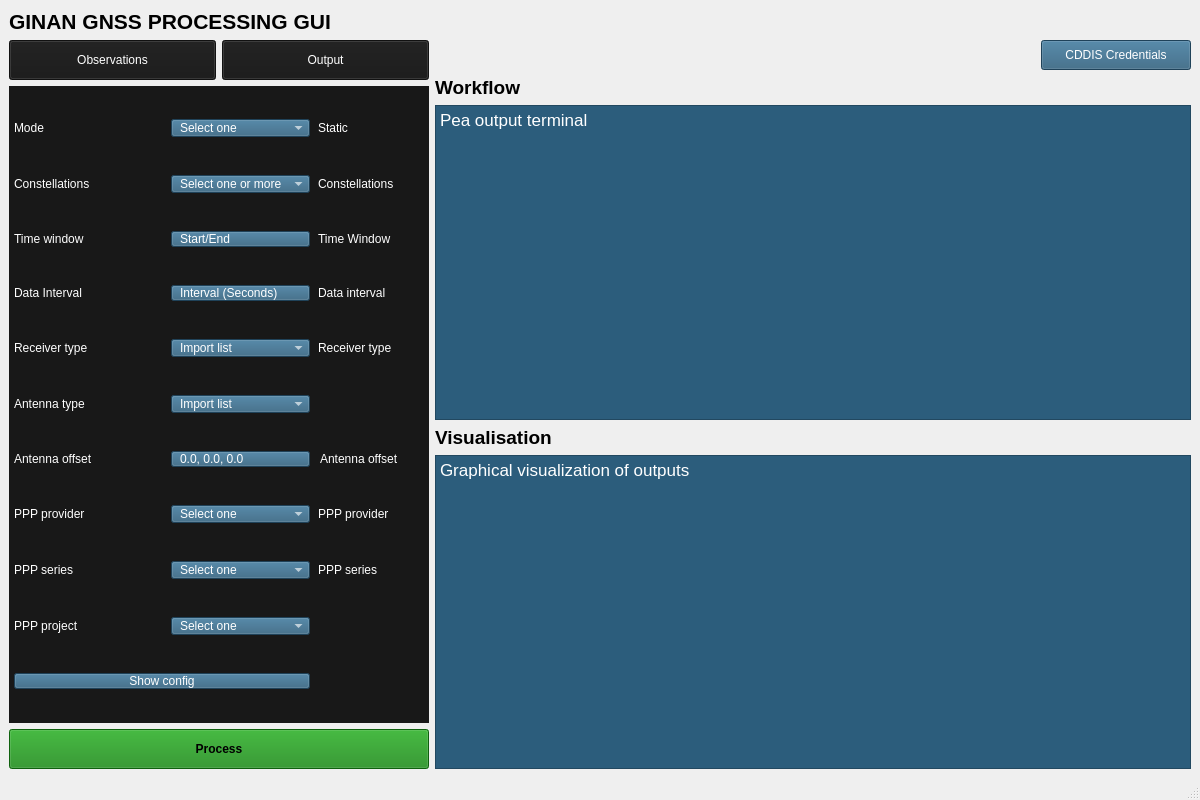
First picture: the form in app/views/main_window.ui, repository SamGreenwood04/Ginan-UI, before the edit.
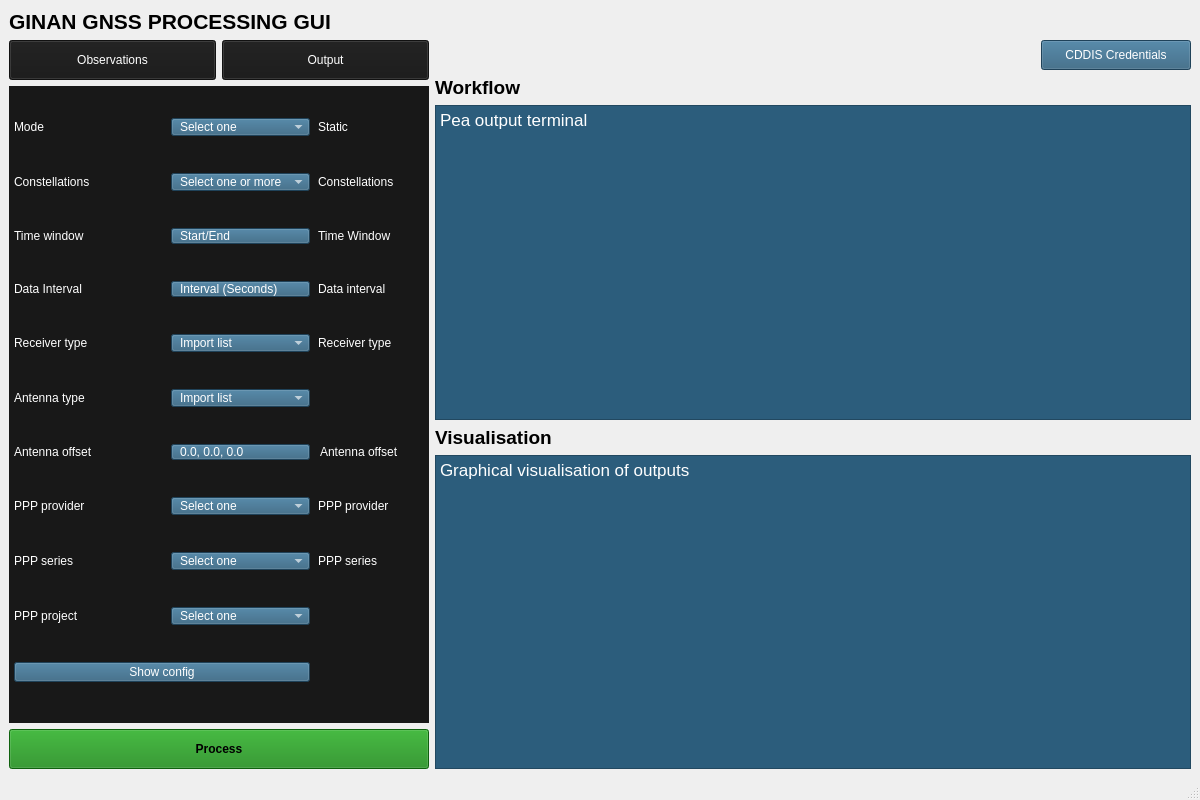
Second picture: the form after the edit.

Commit message: Tooltips added - client content added and stylesheets fixed

```diff
--- a/app/views/main_window.ui
+++ b/app/views/main_window.ui
@@ -430,7 +430,7 @@
               </sizepolicy>
              </property>
              <property name="styleSheet">
-              <string notr="true">background-color:#2c5d7c;color:white;padding:0px 8px;font:13pt &quot;Segoe UI&quot;;text-align:center;</string>
+              <string notr="true">background-color:#2c5d7c;color:white;padding:2px 8px;font:13pt &quot;Segoe UI&quot;;text-align:center;</string>
              </property>
              <property name="text">
               <string>Show config</string>
@@ -706,10 +706,13 @@
           </property>
           <property name="html">
            <string>&lt;!DOCTYPE HTML PUBLIC &quot;-//W3C//DTD HTML 4.0//EN&quot; &quot;http://www.w3.org/TR/REC-html40/strict.dtd&quot;&gt;
-&lt;html&gt;&lt;head&gt;&lt;meta name=&quot;qrichtext&quot; content=&quot;1&quot; /&gt;&lt;style type=&quot;text/css&quot;&gt;
+&lt;html&gt;&lt;head&gt;&lt;meta name=&quot;qrichtext&quot; content=&quot;1&quot; /&gt;&lt;meta charset=&quot;utf-8&quot; /&gt;&lt;style type=&quot;text/css&quot;&gt;
 p, li { white-space: pre-wrap; }
-&lt;/style&gt;&lt;/head&gt;&lt;body style=&quot; font-family:'.AppleSystemUIFont'; font-size:13pt; font-weight:400; font-style:normal;&quot;&gt;
-&lt;p style=&quot; margin-top:12px; margin-bottom:12px; margin-left:0px; margin-right:0px; -qt-block-indent:0; text-indent:0px;&quot;&gt;Graphical visualization of outputs&lt;/p&gt;&lt;/body&gt;&lt;/html&gt;</string>
+hr { height: 1px; border-width: 0; }
+li.unchecked::marker { content: &quot;\2610&quot;; }
+li.checked::marker { content: &quot;\2612&quot;; }
+&lt;/style&gt;&lt;/head&gt;&lt;body style=&quot; font-family:'Segoe UI'; font-size:9pt; font-weight:400; font-style:normal;&quot;&gt;
+&lt;p style=&quot; margin-top:12px; margin-bottom:12px; margin-left:0px; margin-right:0px; -qt-block-indent:0; text-indent:0px;&quot;&gt;&lt;span style=&quot; font-family:'.AppleSystemUIFont'; font-size:13pt;&quot;&gt;Graphical visualisation of outputs&lt;/span&gt;&lt;/p&gt;&lt;/body&gt;&lt;/html&gt;</string>
           </property>
          </widget>
         </item>
```
Left out of the diff: 31 changed lines with no effect on the pictures. The commit also changes 1 other file.
